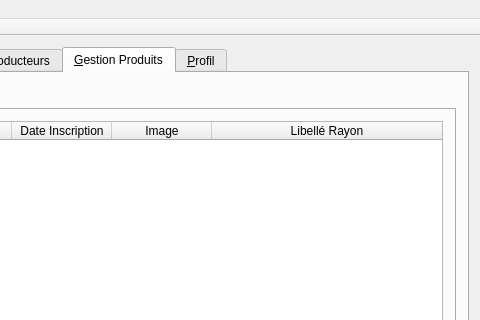
The window that mainwindow.ui (LouisVraie/circuitsCourtsBackOffice) describes before a commit, drawn with Qt 5; both pictures show x 226 to 706 and y 0 to 320 of the 706 by 828 pixel window.
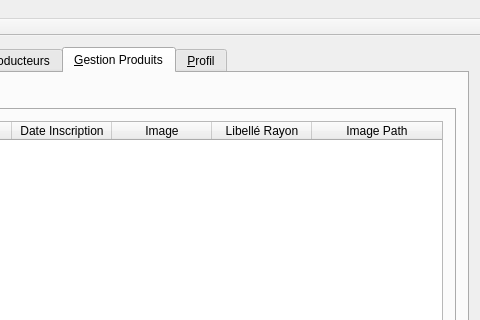
The same window after the commit. Icons and pictures are not drawn.

```diff
--- a/mainwindow.ui
+++ b/mainwindow.ui
@@ -808,6 +808,11 @@
                 <string>Libellé Rayon</string>
                </property>
               </column>
+              <column>
+               <property name="text">
+                <string>Image Path</string>
+               </property>
+              </column>
              </widget>
             </item>
             <item>
```
